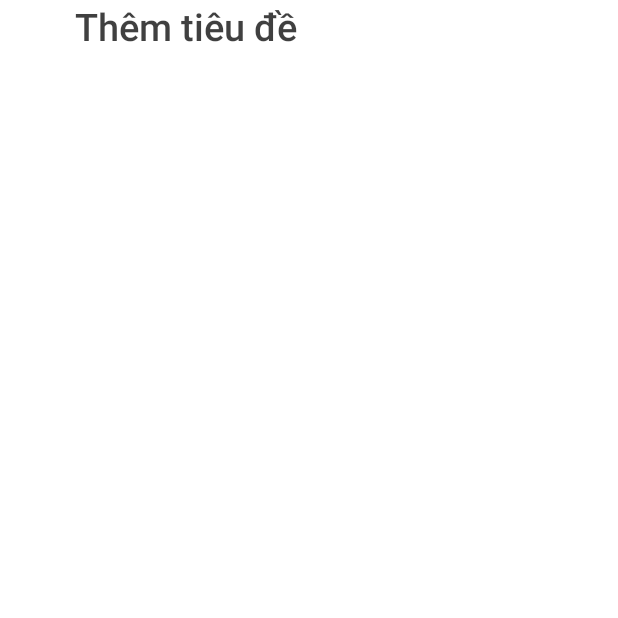
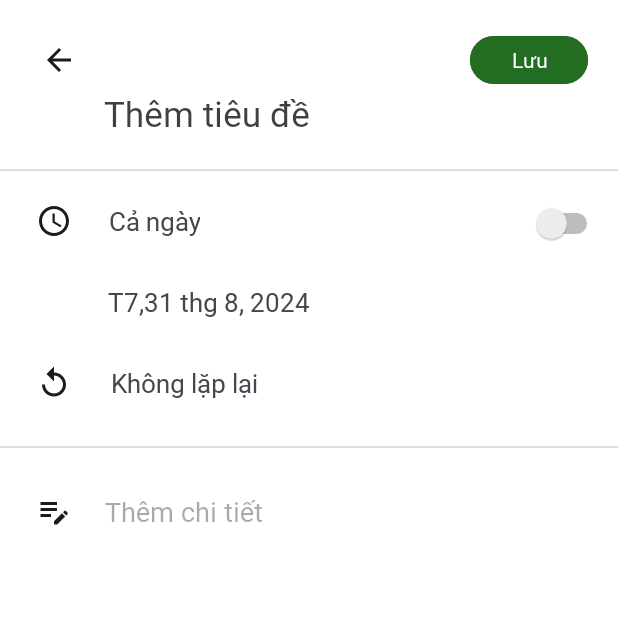
Before and after one commit to hoancong8/note, an Android app: the MainActivity2 screen opened directly, with no data from a screen before it, on a phone screen of 412 x 824 dp, the top half of it. Run offline under Robolectric (Android 15) with nearby library versions, the phone set to English and light mode, and no system bars.

Commit message:
update flbt (unfinished)

```diff
--- a/app/src/main/java/com/example/myapplication/MainActivity.java
+++ b/app/src/main/java/com/example/myapplication/MainActivity.java
@@ -163,7 +163,6 @@ public class MainActivity extends AppCompatActivity implements CalendarAdapter.O
             txtfl2.setVisibility(View.GONE);
             check = false;
         }
-
     }
 
     public void clickAddNote(View view) {
@@ -174,9 +173,11 @@ public class MainActivity extends AppCompatActivity implements CalendarAdapter.O
     @Override
     public void onItemClick(int position, String dayText)
     {
+        Calendar calendar = Calendar.getInstance();
         if(!dayText.equals(""))
         {
-            String message = "Selected Date " + dayText + " " + monthFromDate(selectedDate) + yearFromDate(selectedDate);
+            calendar.set(Integer.parseInt(yearFromDate(selectedDate)),Integer.parseInt(monthFromDate(selectedDate))-1,Integer.parseInt(dayText));
+            String message = "Selected Date " + String.valueOf(calendar.get(Calendar.DAY_OF_WEEK)) + dayText + " " + monthFromDate(selectedDate) + yearFromDate(selectedDate);
             Toast.makeText(this, message, Toast.LENGTH_LONG).show();
             Intent intent = new Intent(MainActivity.this,MainActivity2.class);
             startActivity(intent);
--- a/app/src/main/java/com/example/myapplication/MainActivity2.java
+++ b/app/src/main/java/com/example/myapplication/MainActivity2.java
@@ -1,6 +1,12 @@
 package com.example.myapplication;
 
+import android.database.Cursor;
 import android.os.Bundle;
+import android.util.Log;
+import android.view.View;
+import android.widget.Button;
+import android.widget.EditText;
+import android.widget.Toast;
 
 import androidx.activity.EdgeToEdge;
 import androidx.appcompat.app.AppCompatActivity;
@@ -9,11 +15,37 @@ import androidx.core.view.ViewCompat;
 import androidx.core.view.WindowInsetsCompat;
 
 public class MainActivity2 extends AppCompatActivity {
+    private EditText editTitle,detailnote;
+    private MyDbSqlite myDbSqlite;
 
     @Override
     protected void onCreate(Bundle savedInstanceState) {
         super.onCreate(savedInstanceState);
         setContentView(R.layout.activity_main2);
+        editTitle = findViewById(R.id.editTitle);
+        detailnote = findViewById(R.id.detailnote);
 
     }
+    public void save(View view){
+        myDbSqlite = new MyDbSqlite(MainActivity2.this);
+        myDbSqlite.addNote(editTitle.getText().toString().trim(),detailnote.getText().toString().trim(),0,0,"0");
+        getData();
+    }
+    public void getData() {
+        Cursor cursor = myDbSqlite.readData(); // Gọi phương thức readData()
+        if(cursor.getCount()==0){
+            Toast.makeText(MainActivity2.this, "not data", Toast.LENGTH_SHORT).show();
+        }
+        else
+        {
+//            while(cursor.moveToNext()){
+//                list.add(new Word(cursor.getString(1),cursor.getString(2),cursor.getString(3)));
+//            }
+        }
+
+        // Đóng Cursor sau khi sử dụng
+        if (cursor != null) {
+            cursor.close();
+        }
+    }
 }
--- /dev/null
+++ b/app/src/main/res/drawable/baseline_access_time_24.xml
@@ -0,0 +1,7 @@
+<vector xmlns:android="http://schemas.android.com/apk/res/android" android:height="24dp" android:tint="#1C1C1C" android:viewportHeight="24" android:viewportWidth="24" android:width="24dp">
+
+    <path android:fillColor="@android:color/white" android:pathData="M11.99,2C6.47,2 2,6.48 2,12s4.47,10 9.99,10C17.52,22 22,17.52 22,12S17.52,2 11.99,2zM12,20c-4.42,0 -8,-3.58 -8,-8s3.58,-8 8,-8 8,3.58 8,8 -3.58,8 -8,8z"/>
+
+    <path android:fillColor="@android:color/white" android:pathData="M12.5,7H11v6l5.25,3.15 0.75,-1.23 -4.5,-2.67z"/>
+
+</vector>
--- /dev/null
+++ b/app/src/main/res/drawable/baseline_arrow_back_24.xml
@@ -0,0 +1,5 @@
+<vector xmlns:android="http://schemas.android.com/apk/res/android" android:autoMirrored="true" android:height="24dp" android:tint="#1C1C1C" android:viewportHeight="24" android:viewportWidth="24" android:width="24dp">
+
+    <path android:fillColor="@android:color/white" android:pathData="M20,11H7.83l5.59,-5.59L12,4l-8,8 8,8 1.41,-1.41L7.83,13H20v-2z"/>
+
+</vector>
--- /dev/null
+++ b/app/src/main/res/drawable/baseline_edit_note_24.xml
@@ -0,0 +1,5 @@
+<vector xmlns:android="http://schemas.android.com/apk/res/android" android:height="24dp" android:tint="#1C1C1C" android:viewportHeight="24" android:viewportWidth="24" android:width="24dp">
+
+    <path android:fillColor="@android:color/white" android:pathData="M3,10h11v2H3V10zM3,8h11V6H3V8zM3,16h7v-2H3V16zM18.01,12.87l0.71,-0.71c0.39,-0.39 1.02,-0.39 1.41,0l0.71,0.71c0.39,0.39 0.39,1.02 0,1.41l-0.71,0.71L18.01,12.87zM17.3,13.58l-5.3,5.3V21h2.12l5.3,-5.3L17.3,13.58z"/>
+
+</vector>
--- /dev/null
+++ b/app/src/main/res/drawable/baseline_replay_24.xml
@@ -0,0 +1,5 @@
+<vector xmlns:android="http://schemas.android.com/apk/res/android" android:height="24dp" android:tint="#1C1C1C" android:viewportHeight="24" android:viewportWidth="24" android:width="24dp">
+
+    <path android:fillColor="@android:color/white" android:pathData="M12,5V1L7,6l5,5V7c3.31,0 6,2.69 6,6s-2.69,6 -6,6 -6,-2.69 -6,-6H4c0,4.42 3.58,8 8,8s8,-3.58 8,-8 -3.58,-8 -8,-8z"/>
+
+</vector>
--- /dev/null
+++ b/app/src/main/res/font/font.xml
@@ -0,0 +1,4 @@
+<?xml version="1.0" encoding="utf-8"?>
+<font-family xmlns:android="http://schemas.android.com/apk/res/android">
+
+</font-family>
--- a/app/src/main/res/layout/activity_main2.xml
+++ b/app/src/main/res/layout/activity_main2.xml
@@ -7,17 +7,137 @@
     android:layout_height="match_parent"
     tools:context=".MainActivity2">
 
+    <LinearLayout
+        android:id="@+id/linearLayout2"
+        android:layout_width="match_parent"
+        android:layout_height="wrap_content"
+        android:orientation="horizontal"
+        app:layout_constraintStart_toStartOf="parent"
+        app:layout_constraintTop_toTopOf="parent"
+        android:layout_margin="20dp">
+
+        <ImageButton
+            android:layout_width="0dp"
+            android:layout_height="40dp"
+            android:layout_weight="1"
+            android:background="#00000000"
+            android:src="@drawable/baseline_arrow_back_24" />
+        <View
+            android:layout_width="0dp"
+            android:layout_height="40dp"
+            android:layout_weight="6.5"/>
+        <Button
+            android:id="@+id/save"
+            android:layout_width="0dp"
+            android:layout_height="40dp"
+            android:layout_weight="2"
+            android:text="Lưu"
+            android:onClick="save"
+            android:fontFamily="@font/roboto_regular"
+            android:backgroundTint="@color/green"
+
+            />
+    </LinearLayout>
     <EditText
         android:id="@+id/editTitle"
         android:layout_width="wrap_content"
         android:layout_height="wrap_content"
         android:background="@null"
-        android:fontFamily="sans-serif-medium"
+        android:fontFamily="@font/roboto_regular"
         android:hint="Thêm tiêu đề"
         android:textColorHint="#BF000000"
-        android:textSize="25dp"
+        android:textSize="23dp"
         app:layout_constraintEnd_toEndOf="parent"
-        app:layout_constraintHorizontal_bias="0.19"
+        app:layout_constraintHorizontal_bias="0.252"
         app:layout_constraintStart_toStartOf="parent"
-        tools:layout_editor_absoluteY="34dp" />
+        app:layout_constraintTop_toBottomOf="@+id/linearLayout2" />
+
+    <View
+        android:layout_width="match_parent"
+        android:layout_height="1dp"
+        android:background="#66AAAAAA"
+        app:layout_constraintBottom_toTopOf="@+id/relativeLayout2"
+        app:layout_constraintTop_toBottomOf="@+id/editTitle"
+        tools:ignore="MissingConstraints" />
+
+    <RelativeLayout
+        android:id="@+id/relativeLayout2"
+        android:layout_width="match_parent"
+        android:layout_height="wrap_content"
+        android:layout_marginTop="20dp"
+        app:layout_constraintBottom_toBottomOf="parent"
+        app:layout_constraintEnd_toEndOf="parent"
+        app:layout_constraintHorizontal_bias="0.0"
+        app:layout_constraintStart_toStartOf="parent"
+        app:layout_constraintTop_toBottomOf="@+id/editTitle"
+        app:layout_constraintVertical_bias="0.041">
+
+        <TextView
+            android:id="@+id/allday"
+            android:layout_width="wrap_content"
+            android:layout_height="wrap_content"
+            android:drawableLeft="@drawable/baseline_access_time_24"
+            android:drawablePadding="24dp"
+            android:fontFamily="@font/roboto_regular"
+
+            android:gravity="center"
+            android:paddingStart="24dp"
+
+            android:text="Cả ngày"
+            android:textSize="17dp" />
+        <Switch
+            android:id="@+id/switchallday"
+            android:layout_width="wrap_content"
+            android:layout_height="wrap_content"
+            android:layout_alignParentEnd="true"
+            android:layout_marginEnd="10dp"
+            />
+
+        <TextView
+            android:id="@+id/selcetday"
+            android:layout_width="wrap_content"
+            android:layout_height="wrap_content"
+            android:fontFamily="@font/roboto_regular"
+            android:gravity="center"
+            android:layout_marginTop="30dp"
+            android:paddingStart="72dp"
+            android:text="T7,31 thg 8, 2024"
+            android:textSize="17dp"
+            android:layout_below="@+id/allday"
+            />
+        <TextView
+            android:id="@+id/repeat"
+            android:layout_width="wrap_content"
+            android:layout_height="wrap_content"
+            android:drawableLeft="@drawable/baseline_replay_24"
+            android:drawablePadding="22dp"
+            android:fontFamily="@font/roboto_regular"
+            android:layout_marginTop="30dp"
+            android:gravity="center"
+            android:paddingStart="24dp"
+            android:layout_below="@+id/selcetday"
+            android:text=" Không lặp lại "
+            android:textSize="17dp" />
+    </RelativeLayout>
+    <View
+        android:id="@+id/line2"
+        android:layout_marginTop="30dp"
+        android:layout_width="match_parent"
+        android:layout_height="1dp"
+        android:background="#66AAAAAA"
+        app:layout_constraintBottom_toTopOf="@+id/detailnote"
+        app:layout_constraintTop_toBottomOf="@+id/relativeLayout2"
+        tools:ignore="MissingConstraints" />
+    <EditText
+        android:id="@+id/detailnote"
+        android:layout_marginTop="30dp"
+        android:layout_width="match_parent"
+        android:layout_height="wrap_content"
+        android:hint="Thêm chi tiết"
+        android:paddingStart="24dp"
+        android:drawablePadding="22dp"
+        android:background="@null"
+        android:drawableLeft="@drawable/baseline_edit_note_24"
+        app:layout_constraintTop_toBottomOf="@+id/line2"
+        />
 </androidx.constraintlayout.widget.ConstraintLayout>
--- a/app/src/main/res/layout/calendar_cell.xml
+++ b/app/src/main/res/layout/calendar_cell.xml
@@ -25,6 +25,7 @@
             android:text="1"
             android:textColor="@color/black"
             android:textSize="15sp"
+            android:fontFamily="@font/roboto_regular"
             android:textStyle="normal" />
 
     </LinearLayout>
@@ -38,6 +39,7 @@
         android:textColor="@color/black"
         android:textSize="12sp"
         android:textStyle="normal"
+        android:fontFamily="@font/roboto_regular"
         app:layout_constraintBottom_toBottomOf="parent"
         app:layout_constraintEnd_toEndOf="parent"
         app:layout_constraintStart_toStartOf="parent"
--- a/app/src/main/res/values/colors.xml
+++ b/app/src/main/res/values/colors.xml
@@ -4,6 +4,6 @@
     <color name="white">#BFBFBF</color>
     <color name="gray">#737272</color>
     <color name="blue">#0000FF</color>
-    <color name="green">#338533</color>
+    <color name="green">#226D22</color>
 
 </resources>
--- a/app/src/main/res/values/themes.xml
+++ b/app/src/main/res/values/themes.xml
@@ -5,6 +5,7 @@
          <item name="colorPrimary">#FFFFFF</item>
         <item name="android:background">#FFFFFF</item>
         <item name="fabCustomSize">60dp</item>
+        <item name="android:fontFamily">@font/roboto_regular</item>
     </style>
     <style name="AppTheme" parent="Theme.Material3.DayNight.NoActionBar">
         <item name="fabCustomSize">50dp</item>
```
Also changed, not shown: app/src/main/java/com/example/myapplication/MyDbSqlite.java (added, +108 -0 lines), app/src/main/res/drawable/baseline_access_time_30.xml (added, +7 -0 lines), app/src/main/res/layout/activity_main.xml (+13 -3 lines), app/src/main/res/font/Roboto_Light.ttf (added), app/src/main/res/font/roboto_regular.ttf (added).
